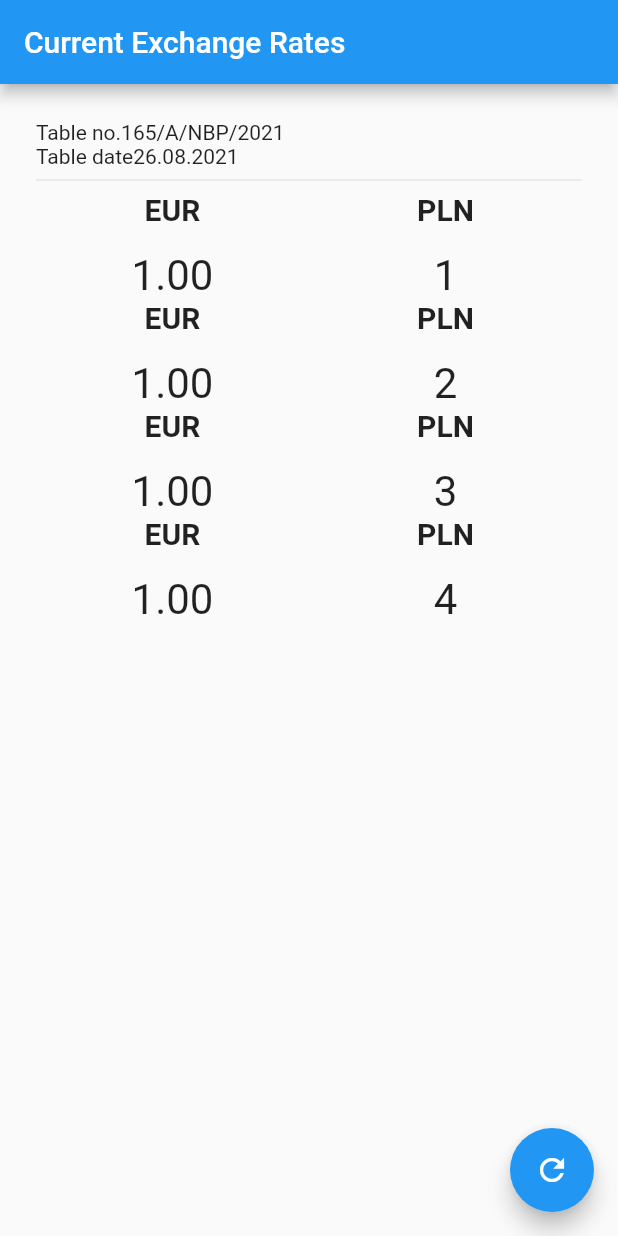
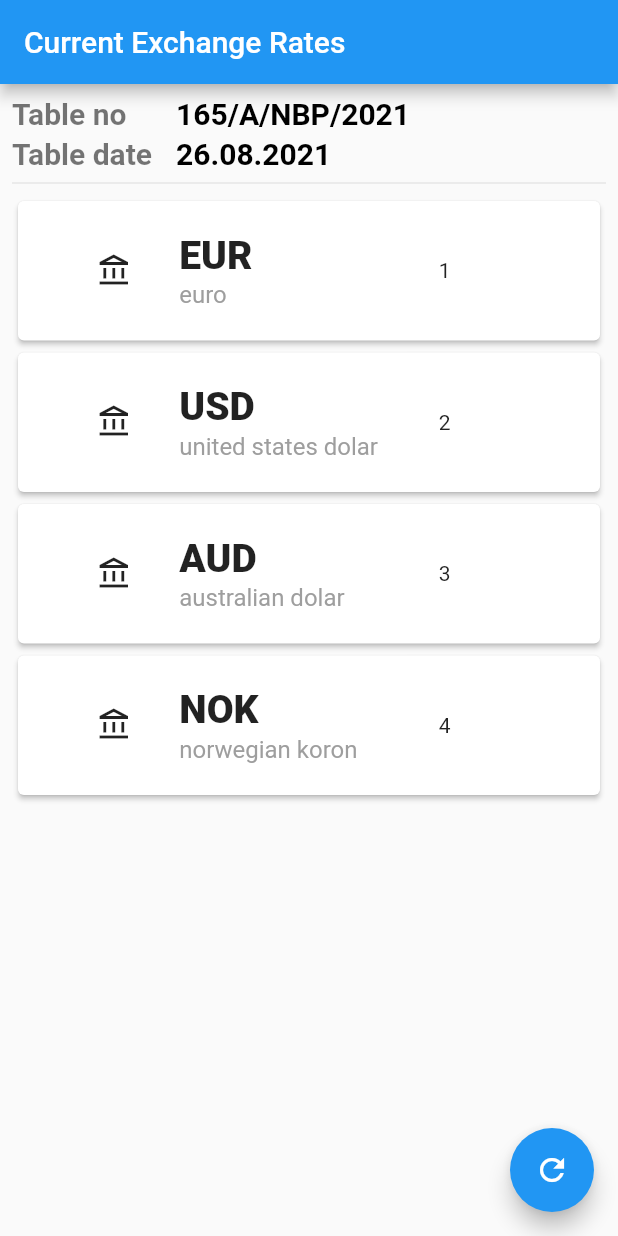
Before and after one commit to Michal-Majchrzak/start_flutter, a Flutter app: the screen it shows after launch, on a phone screen of 412 x 824 dp. Run offline on Flutter 3.47's test engine with Material 2 defaults, Android fonts, the phone set to English and light mode, and no system bars.

Commit message:
Refactor UI code - extract code to classes and clean unsed lines

```diff
--- a/lib/main.dart
+++ b/lib/main.dart
@@ -1,5 +1,4 @@
 import 'package:flutter/material.dart';
-import 'package:flutter/rendering.dart';
 import 'dart:math';
 
 void main() {
@@ -37,28 +36,17 @@ class _HomeState extends State<Home> {
         title: Text("Current Exchange Rates"),
       ),
       body: Padding(
-        padding: EdgeInsets.all(24.0),
+        padding: EdgeInsets.all(8.0),
         child: Column(
           children: [
-            Row(
-              children: [
-                Text("Table no."),
-                Text("165/A/NBP/2021"),
+            HeaderRow(tableName: "165/A/NBP/2021", tableDate: "26.08.2021",),
+            Divider(),
+            CurrencyCard(currencyCode: "EUR", currencyName: "euro", randomExchangeRates: randomExchangeRates[0],),
+            CurrencyCard(currencyCode: "USD", currencyName: "united states dolar", randomExchangeRates: randomExchangeRates[1],),
+            CurrencyCard(currencyCode: "AUD", currencyName: "australian dolar", randomExchangeRates: randomExchangeRates[2],),
+            CurrencyCard(currencyCode: "NOK", currencyName: "norwegian koron", randomExchangeRates: randomExchangeRates[3],),
           ],
         ),
-            Row(
-              children: [
-                Text("Table date"),
-                Text("26.08.2021"),
-              ],
-            ),
-            Divider(),
-            ExchangeRow(randomExchangeRates: randomExchangeRates[0]),
-            ExchangeRow(randomExchangeRates: randomExchangeRates[1]),
-            ExchangeRow(randomExchangeRates: randomExchangeRates[2]),
-            ExchangeRow(randomExchangeRates: randomExchangeRates[3]),
-          ],
-        )
       ),
       floatingActionButton: FloatingActionButton(
         onPressed: () => setState(() {
@@ -72,37 +60,57 @@ class _HomeState extends State<Home> {
   }
 }
 
-class ExchangeRow extends StatelessWidget {
-  const ExchangeRow({
+class CurrencyCard extends StatelessWidget {
+  final int randomExchangeRates;
+  final String currencyCode;
+  final String currencyName;
+
+  const CurrencyCard({
     Key? key,
     required this.randomExchangeRates,
+    required this.currencyCode,
+    required this.currencyName,
   }) : super(key: key);
-
-  final int randomExchangeRates;
 
   @override
   Widget build(BuildContext context) {
-    return Row(
+    return Card(
+      elevation: 1.5,
+      child: Padding(
+        padding: EdgeInsets.all(21.0),
+        child: Row(
           children: [
             Expanded(
+                flex: 1,
                 child: Container(
-            //color: Colors.grey,
+                  //color: Colors.lime,
+                  child: Icon(
+                      Icons.account_balance_outlined
+                  ),
+                ),
+            ),
+            Expanded(
+              flex: 2,
+              child: Container(
+                //color: Colors.amber,
                 child: Column(
+                  crossAxisAlignment: CrossAxisAlignment.start,
                   children: [
                     Text(
-                  "EUR",
+                      currencyCode,
                       style: TextStyle(
-                    fontSize: 20.0,
-                    fontWeight: FontWeight.bold,
+                        fontWeight: FontWeight.w900,
+                        fontSize: 26.0,
                       ),
                     ),
                     SizedBox(
-                  height: 16.0,
+                      height: 2.0,
                     ),
                     Text(
-                  "1.00",
+                      currencyName,
                       style: TextStyle(
-                    fontSize: 28.0,
+                        color: Colors.grey,
+                        fontSize: 16.0,
                       ),
                     ),
                   ],
@@ -110,31 +118,78 @@ class ExchangeRow extends StatelessWidget {
               ),
             ),
             Expanded(
+              flex: 1,
               child: Container(
-            //color: Colors.lime,
-            child: Column(
-              children: [
-                Text(
-                  "PLN",
-                  style: TextStyle(
-                    fontSize: 20.0,
-                    fontWeight: FontWeight.bold,
-                  ),
-                ),
-                SizedBox(
-                  height: 16.0,
-                ),
-                Text(
-                  "$randomExchangeRates",
-                  style: TextStyle(
-                    fontSize: 28.0,
+                //color: Colors.red,
+                child: Text("$randomExchangeRates"),
               ),
             ),
           ],
           ),
+        ),
+      );
+  }
+}
+
+class HeaderRow extends StatelessWidget {
+  final String tableName;
+  final String tableDate;
+
+  const HeaderRow({
+    Key? key,
+    required this.tableName,
+    required this.tableDate
+  }) : super(key: key);
+
+  @override
+  Widget build(BuildContext context) {
+    return Row(
+      children: [
+        Container(
+          margin: EdgeInsets.fromLTRB(0, 0, 16.0, 0),
+          child: Column(
+            crossAxisAlignment: CrossAxisAlignment.start,
+            children: [
+              HeaderText(text: "Table no", textColor: Colors.black54,),
+              SizedBox(height: 4.0,),
+              HeaderText(text: "Table date", textColor: Colors.black54,),
+            ],
+          ),
+        ),
+        Expanded(
+          flex: 3,
+          child: Column(
+            crossAxisAlignment: CrossAxisAlignment.start,
+            children: [
+              HeaderText(text: tableName, textColor: Colors.black,),
+              SizedBox(height: 4.0,),
+              HeaderText(text: tableDate, textColor: Colors.black,),
+            ],
           ),
         ),
       ],
     );
   }
 }
+
+class HeaderText extends StatelessWidget {
+  final String text;
+  final Color textColor;
+  const HeaderText({
+    Key? key,
+    required this.text,
+    required this.textColor,
+  }) : super(key: key);
+
+  @override
+  Widget build(BuildContext context) {
+    return Text(
+      text,
+      style: TextStyle(
+        color: textColor,
+        fontSize: 20.0,
+        fontWeight: FontWeight.bold,
+      ),
+    );
+  }
+}
```
Lines whose indentation alone changed are shown as unchanged.
